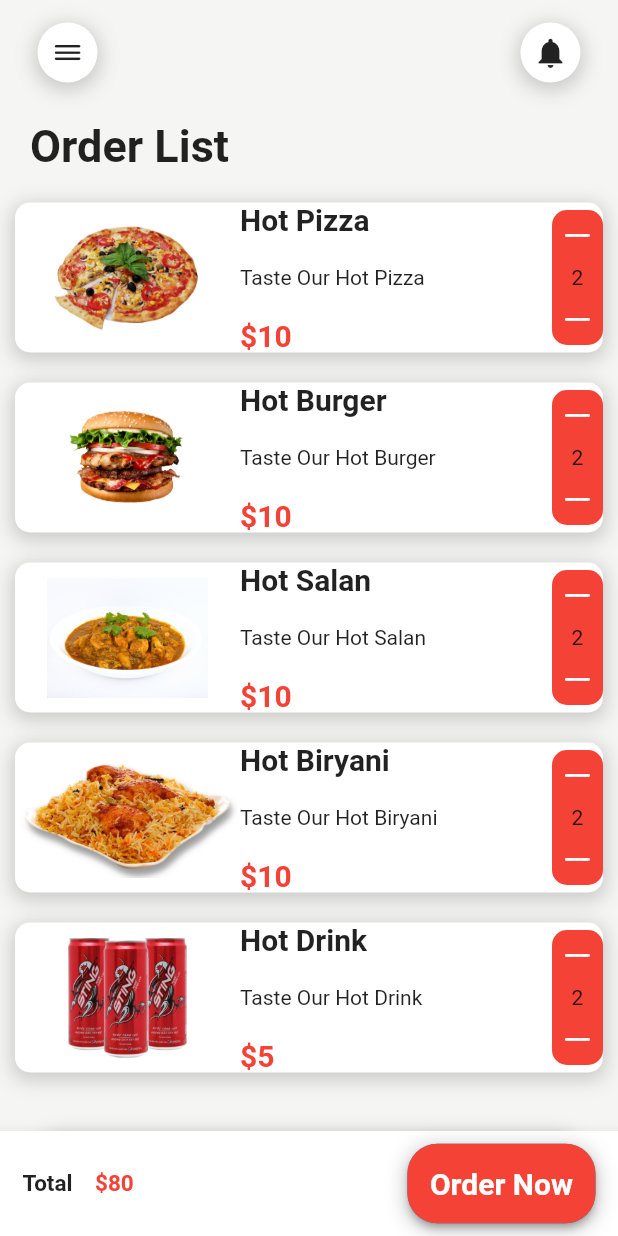
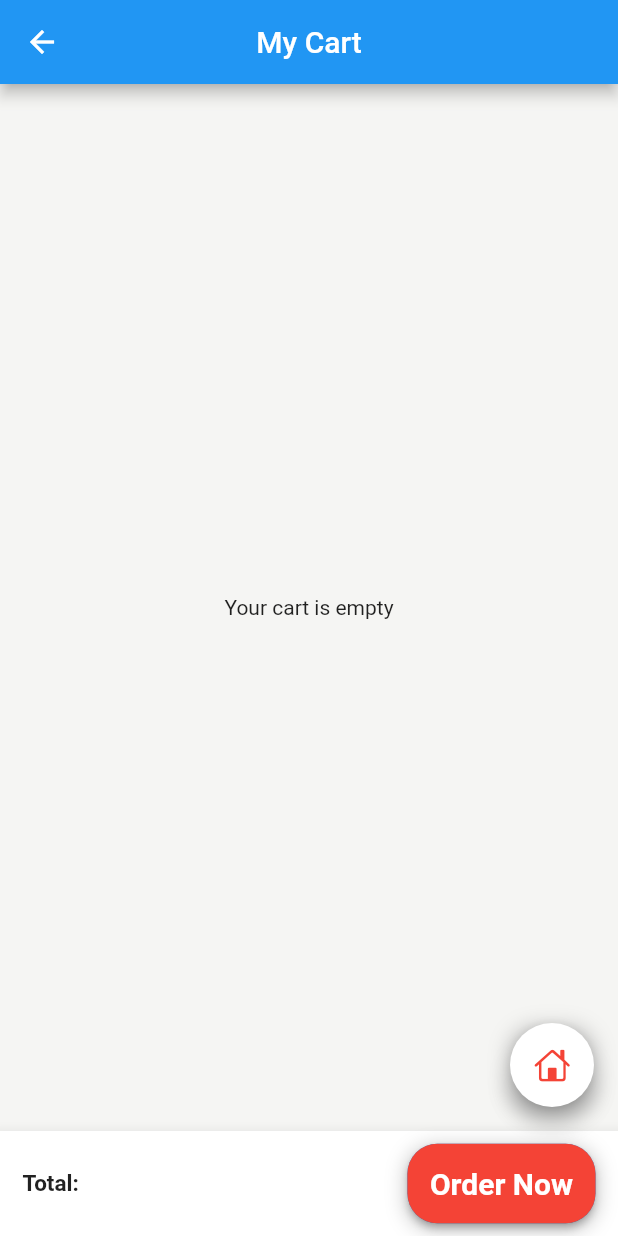
Before and after one commit to BTH02/gitappfood, a Flutter app: the CartPage screen opened by its route, on a phone screen of 412 x 824 dp. Run offline on Flutter 3.47's test engine with Material 2 defaults, Android fonts, the phone set to English and light mode, and no system bars; our stand-ins replace equatable, flutter_bloc, flutter_rating_bar.

```diff
--- /dev/null
+++ b/lib/Bloc/add_to_cart_bloc.dart
@@ -0,0 +1,23 @@
+
+import 'package:flutter_bloc/flutter_bloc.dart';
+
+import '../modal/product.dart';
+import 'add_to_cart_event.dart';
+import 'add_to_cart_state.dart';
+
+class CartBloc extends Bloc<CartEvent,CartState>{
+  CartBloc():super(CartState([])){
+    on<CartEvent>(_mapEvenToState);
+  }
+  Future<void> _mapEvenToState(
+      CartEvent event, Emitter<CartState> emit) async {
+    if(event is AddCart){
+      final updatedCart = List<Product>.from(state.cartItem)..add(event.product);
+      emit(CartState(updatedCart));
+    }
+    else if(event is RemoveFromCart){
+      final updatedCart = List<Product>.from(state.cartItem)..remove(event.product);
+      emit(CartState(updatedCart));
+    }
+  }
+}
--- /dev/null
+++ b/lib/Bloc/add_to_cart_event.dart
@@ -0,0 +1,23 @@
+import 'package:equatable/equatable.dart';
+import '../modal/product.dart';
+
+abstract class CartEvent extends Equatable{
+  List<Object> get props => [];
+}
+class AddCart extends CartEvent{
+  final Product product;
+  AddCart(this.product);
+
+  List<Object> get props => [product];
+}
+class RemoveFromCart extends CartEvent{
+  final Product product;
+  RemoveFromCart(this.product);
+
+  List<Object> get props => [product];
+}
+class TotalCart extends CartEvent{
+final Product product;
+TotalCart(this.product);
+List<Object> get props => [product];
+}
--- /dev/null
+++ b/lib/Bloc/add_to_cart_state.dart
@@ -0,0 +1,6 @@
+import '../modal/product.dart';
+
+class CartState{
+  final List<Product> cartItem;
+  CartState(this.cartItem);
+}
--- a/lib/Bloc/counter_event.dart
+++ /dev/null
@@ -1,3 +0,0 @@
-abstract class CounterEvent{}
-class IncreaseEvent extends CounterEvent{}
-class DecreaseEvent extends CounterEvent{}
--- a/lib/Pages/cartpage.dart
+++ b/lib/Pages/cartpage.dart
@@ -1,9 +1,14 @@
+import 'package:appfood/Bloc/add_to_cart_bloc.dart';
+import 'package:appfood/Bloc/add_to_cart_state.dart';
 import 'package:appfood/Widgets/appbar_widget.dart';
-import 'package:appfood/Widgets/drawerwidget.dart';
 import 'package:flutter/cupertino.dart';
 import 'package:flutter/material.dart';
+import 'package:flutter_bloc/flutter_bloc.dart';
 
+import '../Bloc/add_to_cart_event.dart';
 import '../Widgets/cartbottom.dart';
+
+
 class CartPage extends StatefulWidget {
   const CartPage({Key? key}) : super(key: key);
 
@@ -15,135 +20,69 @@ class _CartPageState extends State<CartPage> {
   @override
   Widget build(BuildContext context) {
     return Scaffold(
-      body: ListView(
+
+      appBar: AppBar(
+        title: Text("My Cart"),
+        centerTitle: true,
+      ),
+      body: BlocBuilder<CartBloc, CartState>(
+        builder: (context, state) {
+          if (state.cartItem.isEmpty) {
+            return Center(
+              child: Text("Your cart is empty"),
+            );
+          } else {
+            return ListView.builder(
+              itemCount: state.cartItem.length,
+              itemBuilder: (context, index) {
+                return Column(
                   children: [
-          SingleChildScrollView(
-            child: Padding(
-              padding: const EdgeInsets.symmetric(horizontal: 10),
-              child: Column(
-                crossAxisAlignment: CrossAxisAlignment.start,
-                children: [
-                  const AppBarWidget(),
-                  const Padding(
-                    padding: EdgeInsets.symmetric(horizontal: 10,vertical: 10),
-                    child: Text("Order List",style: TextStyle(fontSize: 30,fontWeight: FontWeight.bold),),
-                  ),
-                  cart("images/pizza.png", "Hot Pizza", "Taste Our Hot Pizza", 10),
-                  cart("images/burger.png", "Hot Burger", "Taste Our Hot Burger", 10),
-                  cart("images/salan.png", "Hot Salan", "Taste Our Hot Salan", 10),
-                  cart("images/biryani.png", "Hot Biryani", "Taste Our Hot Biryani", 10),
-                  cart("images/drink.png", "Hot Drink", "Taste Our Hot Drink", 5),
-                  Padding(
-                    padding:const EdgeInsets.symmetric(vertical: 30,horizontal: 20),
-                    child:Container(
-                      decoration: BoxDecoration(
-                          borderRadius: BorderRadius.circular(10),
-                          boxShadow: [boxshadow()],
-                          color: Colors.white
-                      ),
-                      child: Column(
-                        children: [
-                          Padding(
-                            padding:const EdgeInsets.symmetric(vertical: 10,horizontal: 10),
-                            child: Row(
-                              mainAxisAlignment: MainAxisAlignment.spaceBetween,
-                              children: const [
-                                Text("Item:",style: TextStyle(fontSize: 20,fontWeight: FontWeight.bold),),
-                                Text("10",style: TextStyle(fontSize: 20),),
-                              ],
-                            ),
-                          ),
-                          const Divider(
-                            color: Colors.black,
-                          ),
-                          payment("Sub-Total:", "\$ 60"),
-                          const Divider(
-                            color: Colors.black,
-                          ),
-                          payment("Delievery:", "\$20"),
-                          const Divider(
-                            color: Colors.black,
-                          ),
-                          payment("Total:", "\$80")
-                        ],
-                      ),
-                    ) ,
-                  )
-                ],
-              ),
-            ),
-          )
-        ],
-      ),
-      drawer: const DrawerWidget(),
-      bottomNavigationBar: const CartbottomBar(),
-    );
-  }
-}
-
-Padding cart(String image,String name, String name1,int money){
-  return Padding(
-    padding: const EdgeInsets.symmetric(vertical: 10),
-    child: Container(
-      width: double.infinity,
-      height: 100,
-      decoration: BoxDecoration(
-          color: Colors.white,
-          borderRadius: BorderRadius.circular(10),
-          boxShadow: [boxshadow()]
-      ),
-      child: Row(
+                    ListTile(
+                      title: Row(
                         mainAxisAlignment: MainAxisAlignment.spaceBetween,
                         children: [
                           Row(
                             children: [
-              Container(
-                alignment: Alignment.center,
-                child: Image.asset(image,width: 150,height: 80,),
+                              Image.asset(state.cartItem[index].pathImage,height: 50,width: 50,),
+                              Text(state.cartItem[index].name),
+                            ],
                           ),
-              Column(
-                crossAxisAlignment: CrossAxisAlignment.start,
-                mainAxisAlignment: MainAxisAlignment.spaceBetween,
-                children: [
-                  Text(name,style: const TextStyle(fontWeight: FontWeight.bold,fontSize: 20),),
-                  Text(name1,style: const TextStyle(fontSize: 14),),
-                  Text("\$$money",style: const TextStyle(color: Colors.red,fontWeight: FontWeight.bold,fontSize: 20),)
-                ],
+                          Text(
+                            "${state.cartItem[index].countitem}",
+                            style: TextStyle(color: Colors.red),
                           ),
                         ],
                       ),
-          Padding(
-            padding:const EdgeInsets.symmetric(vertical: 5),
-            child: Container(
-              padding: const EdgeInsets.all(5),
-              decoration: BoxDecoration(
-                color: Colors.red,
-                borderRadius: BorderRadius.circular(10),
-              ),
-              child: Column(
-                mainAxisAlignment: MainAxisAlignment.spaceBetween,
-                children: const [
-                  Icon(CupertinoIcons.minus,color: Colors.white,),
-                  Text("2"),
-                  Icon(CupertinoIcons.minus,color: Colors.white,)
-                ],
+                      subtitle: Text("\$${state.cartItem[index].price}"),
+                      trailing: IconButton(
+                        icon: Icon(Icons.remove_shopping_cart_outlined),
+                        onPressed: () {
+                          final cartBloc = BlocProvider.of<CartBloc>(context);
+                          cartBloc.add(RemoveFromCart(state.cartItem[index]));
+                        },
                       ),
                     ),
-          )
                   ],
+                );
+              },
+            );
+          }
+        },
+      ),
+      floatingActionButton: Container(
+        decoration: BoxDecoration(
+          boxShadow: [boxshadow()],
+          borderRadius: BorderRadius.circular(20),
+        ),
+        child: FloatingActionButton(
+          onPressed: () {
+            Navigator.pushNamed(context, "/");
+          },
+          backgroundColor: Colors.white,
+          child: const Icon(CupertinoIcons.home,color: Colors.red,),
         ),
       ),
+      bottomNavigationBar: CartbottomBar(),
     );
   }
-Padding payment(String name, String money){
-  return Padding(
-    padding:const EdgeInsets.symmetric(vertical: 10,horizontal: 10),
-    child: Row(
-      mainAxisAlignment: MainAxisAlignment.spaceBetween,
-      children: [
-        Text(name,style: const TextStyle(fontSize: 20,fontWeight: FontWeight.bold),),
-        Text(money,style: const TextStyle(fontSize: 20),),
-      ],
-    ),
-  );
 }
--- a/lib/Widgets/cartbottom.dart
+++ b/lib/Widgets/cartbottom.dart
@@ -1,5 +1,8 @@
+import 'package:appfood/Bloc/add_to_cart_bloc.dart';
+import 'package:appfood/Bloc/add_to_cart_state.dart';
 import 'package:appfood/Widgets/appbar_widget.dart';
 import 'package:flutter/material.dart';
+import 'package:flutter_bloc/flutter_bloc.dart';
 
 class CartbottomBar extends StatelessWidget {
   const CartbottomBar({Key? key}) : super(key: key);
@@ -7,17 +10,18 @@ class CartbottomBar extends StatelessWidget {
   @override
   Widget build(BuildContext context) {
     return BottomAppBar(
-      child: Container(
+      child: BlocBuilder<CartBloc,CartState>(
+        builder: (context, state) {
+          return Container(
             padding: const EdgeInsets.symmetric(horizontal: 15),
             height: 70,
             child: Row(
               mainAxisAlignment: MainAxisAlignment.spaceBetween,
               children: [
                 Row(
-              children: const [
-                Text("Total",style: TextStyle(fontSize: 15,fontWeight: FontWeight.bold),),
+                  children: [
+                    Text("Total:",style: TextStyle(fontSize: 15,fontWeight: FontWeight.bold),),
                     SizedBox(width:15),
-                Text("\$80",style: TextStyle(fontSize: 15,fontWeight: FontWeight.bold,color: Colors.red))
                   ],
                 ),
                 Container(
@@ -40,7 +44,9 @@ class CartbottomBar extends StatelessWidget {
                 )
               ],
             ),
-      ),
+          );
+        },
+      )
     );
   }
 }
--- /dev/null
+++ b/lib/modal/product.dart
@@ -0,0 +1,18 @@
+class Product{
+  final int id;
+  final String pathImage;
+  final String name;
+  final double price;
+  int quantity;
+  int countitem;
+  int total;
+  Product({
+    required this.id,
+    required this.pathImage,
+    required this.name,
+    required this.price,
+    this.quantity = 0,
+    this.countitem = 1,
+    this.total = 0,
+});
+}
--- a/pubspec.yaml
+++ b/pubspec.yaml
@@ -36,6 +36,7 @@ dependencies:
   cupertino_icons: ^1.0.2
   flutter_rating_bar: ^4.0.1
   flutter_bloc: ^8.1.3
+  equatable: ^2.0.5
 
 dev_dependencies:
   flutter_test:
```
Also changed, not shown: lib/Bloc/counter_bloc.dart (deleted, +0 -15 lines), lib/Bloc/counter_provider.dart (deleted, +0 -16 lines), lib/Pages/homepage.dart (+77 -17 lines), lib/Pages/product_list_screen.dart (added, +97 -0 lines), lib/Widgets/newest.dart (+8 -7 lines), lib/main.dart (+8 -2 lines), pubspec.lock, 1 other file. Lines whose indentation alone changed are shown as unchanged.
